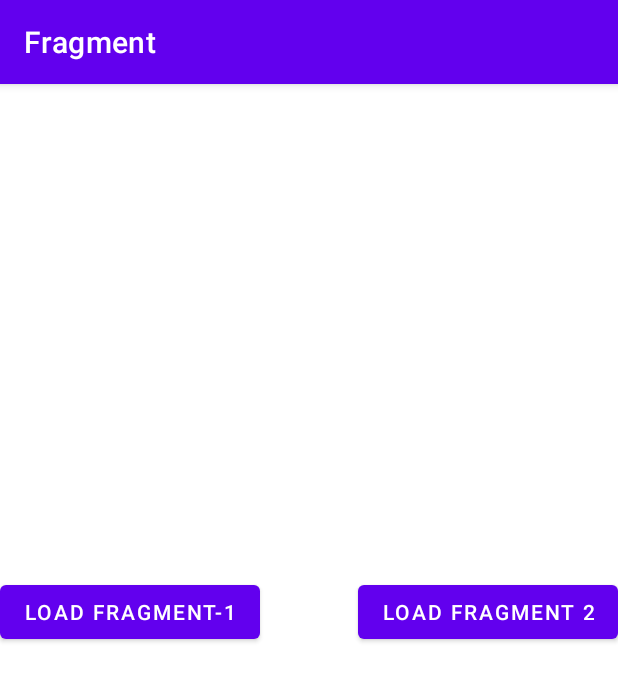
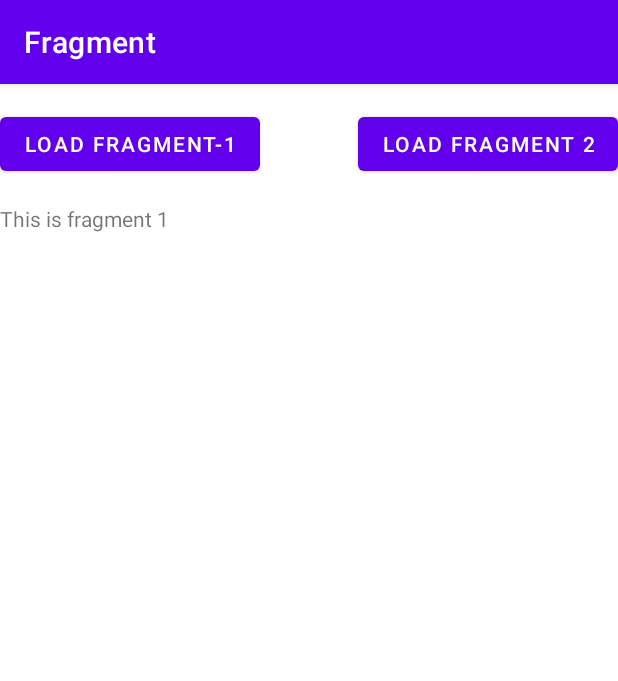
Before and after one commit to kashifisonly1/Mobile_Computing_Progress, an Android app: the screen it shows after launch (MainActivity), after a tap on "LOAD FRAGMENT-1", on a phone screen of 412 x 824 dp. Shown: the top 681 px of the screen. Run offline under Robolectric (Android 15) with nearby library versions, the phone set to English and light mode, and no system bars.

Commit message:
fragment 1 added

```diff
--- a/Fragment/app/build.gradle
+++ b/Fragment/app/build.gradle
@@ -33,6 +33,7 @@ dependencies {
     implementation 'androidx.appcompat:appcompat:1.3.0'
     implementation 'com.google.android.material:material:1.3.0'
     implementation 'androidx.constraintlayout:constraintlayout:2.0.4'
+    implementation 'androidx.legacy:legacy-support-v4:1.0.0'
     testImplementation 'junit:junit:4.+'
     androidTestImplementation 'androidx.test.ext:junit:1.1.2'
     androidTestImplementation 'androidx.test.espresso:espresso-core:3.3.0'
--- /dev/null
+++ b/Fragment/app/src/main/java/com/example/fragment/Fragment1.java
@@ -0,0 +1,33 @@
+package com.example.fragment;
+
+import android.os.Bundle;
+
+import androidx.fragment.app.Fragment;
+
+import android.view.LayoutInflater;
+import android.view.View;
+import android.view.ViewGroup;
+
+public class Fragment1 extends Fragment {
+
+    public Fragment1() {
+    }
+
+    public static Fragment1 newInstance(String param1, String param2) {
+        Fragment1 fragment = new Fragment1();
+        Bundle args = new Bundle();
+        fragment.setArguments(args);
+        return fragment;
+    }
+
+    @Override
+    public void onCreate(Bundle savedInstanceState) {
+        super.onCreate(savedInstanceState);
+    }
+
+    @Override
+    public View onCreateView(LayoutInflater inflater, ViewGroup container,
+                             Bundle savedInstanceState) {
+        return inflater.inflate(R.layout.fragment_1, container, false);
+    }
+}
--- a/Fragment/app/src/main/java/com/example/fragment/MainActivity.java
+++ b/Fragment/app/src/main/java/com/example/fragment/MainActivity.java
@@ -1,6 +1,7 @@
 package com.example.fragment;
 
 import androidx.appcompat.app.AppCompatActivity;
+import androidx.fragment.app.FragmentTransaction;
 
 import android.os.Bundle;
 import android.view.View;
@@ -14,6 +15,10 @@ public class MainActivity extends AppCompatActivity {
     }
 
     public void LoadFragment1(View view) {
+        Fragment1 fragment1 = new Fragment1();
+        FragmentTransaction transaction =getSupportFragmentManager().beginTransaction();
+        transaction.replace(R.id.linearLayout, fragment1);
+        transaction.commit();
     }
 
     public void LoadFragment2(View view) {
--- a/Fragment/app/src/main/res/layout/activity_main.xml
+++ b/Fragment/app/src/main/res/layout/activity_main.xml
@@ -19,11 +19,18 @@
         android:id="@+id/button2"
         android:layout_width="wrap_content"
         android:layout_height="wrap_content"
+        android:layout_marginTop="16dp"
         android:onClick="LoadFragment2"
         android:text="Load Fragment 2"
+        app:layout_constraintEnd_toEndOf="parent"
+        app:layout_constraintTop_toTopOf="parent"></Button>
+
+    <LinearLayout
+        android:id="@+id/linearLayout"
+        android:layout_width="match_parent"
+        android:layout_height="0dp"
+        android:layout_marginTop="16dp"
         app:layout_constraintBottom_toBottomOf="parent"
-        app:layout_constraintEnd_toEndOf="parent"
-        app:layout_constraintTop_toTopOf="parent"
-        app:layout_constraintVertical_bias="0.456"></Button>
+        app:layout_constraintTop_toBottomOf="@+id/button2" />
 
 </androidx.constraintlayout.widget.ConstraintLayout>
--- /dev/null
+++ b/Fragment/app/src/main/res/layout/fragment_1.xml
@@ -0,0 +1,13 @@
+<?xml version="1.0" encoding="utf-8"?>
+<FrameLayout xmlns:android="http://schemas.android.com/apk/res/android"
+    xmlns:tools="http://schemas.android.com/tools"
+    android:layout_width="match_parent"
+    android:layout_height="match_parent"
+    tools:context=".Fragment1">
+
+    <TextView
+        android:layout_width="match_parent"
+        android:layout_height="match_parent"
+        android:text="This is fragment 1" />
+
+</FrameLayout>
--- a/Fragment/app/src/main/res/values/strings.xml
+++ b/Fragment/app/src/main/res/values/strings.xml
@@ -1,3 +1,5 @@
 <resources>
     <string name="app_name">Fragment</string>
+    <!-- TODO: Remove or change this placeholder text -->
+    <string name="hello_blank_fragment">Hello blank fragment</string>
 </resources>
```
